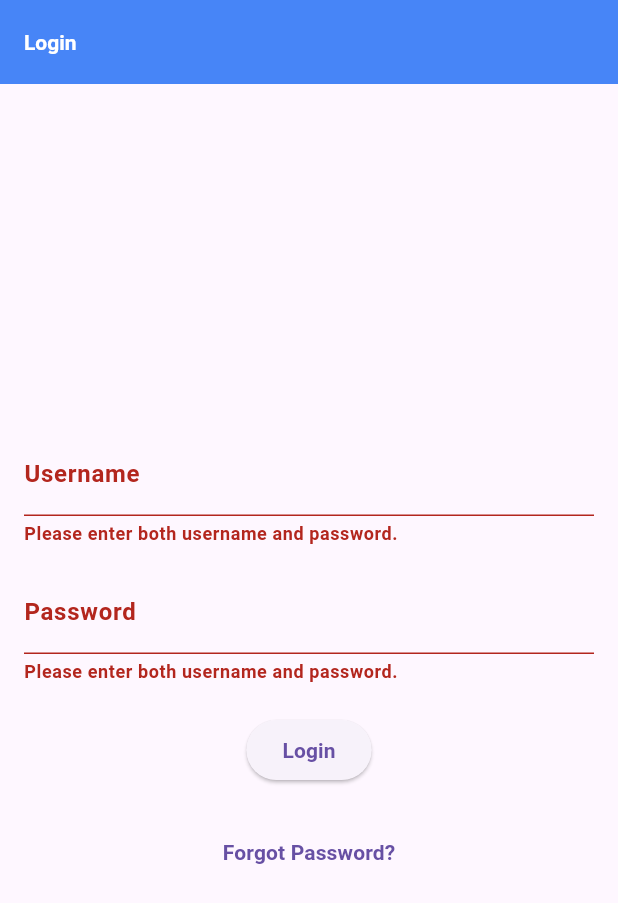
After one commit to abrham-cyper/DAAP_project, a Flutter app: the LoginPage screen opened directly, after a tap on "Login", on a phone screen of 412 x 824 dp. The commit adds this screen. Shown: the top 903 px of the screen. Run offline on Flutter 3.47's test engine with Material 3 defaults, Android fonts, the phone set to English and light mode, and no system bars; our stand-ins replace animate_do, font_awesome_flutter, shared_preferences, smooth_page_indicator, sqflite, sqflite_common_ffi; accounts and stored records are empty.

Commit message:
add login

```diff
--- /dev/null
+++ b/lib/screens/intro_screen/Login.dart
@@ -0,0 +1,91 @@
+import 'package:flutter/material.dart';
+import '../home/home_screen.dart'; // Make sure to import your HomeScreen
+
+class LoginPage extends StatefulWidget {
+  const LoginPage({Key? key}) : super(key: key);
+
+  @override
+  State<LoginPage> createState() => _LoginPageState();
+}
+
+class _LoginPageState extends State<LoginPage> {
+  final TextEditingController usernameController = TextEditingController();
+  final TextEditingController passwordController = TextEditingController();
+  String? errorMessage;
+
+  void loginHandler() {
+    String username = usernameController.text;
+    String password = passwordController.text;
+
+    // Basic validation
+    if (username.isEmpty || password.isEmpty) {
+      setState(() {
+        errorMessage = 'Please enter both username and password.';
+      });
+      return;
+    }
+
+    // Simulate a successful login
+    if (username == 'user' && password == 'pass') {
+      // Navigate to HomeScreen if login is successful
+      Navigator.pushReplacement(
+        context,
+        MaterialPageRoute(builder: (_) => HomeScreen()),
+      );
+    } else {
+      setState(() {
+        errorMessage = 'Invalid username or password.';
+      });
+    }
+  }
+
+  @override
+  Widget build(BuildContext context) {
+    return Scaffold(
+      appBar: AppBar(
+        title: const Text('Login'),
+      ),
+      body: Padding(
+        padding: const EdgeInsets.all(16.0),
+        child: Column(
+          mainAxisAlignment: MainAxisAlignment.center,
+          children: [
+            TextField(
+              controller: usernameController,
+              decoration: InputDecoration(
+                labelText: 'Username',
+                errorText: errorMessage,
+              ),
+            ),
+            const SizedBox(height: 16),
+            TextField(
+              controller: passwordController,
+              obscureText: true,
+              decoration: InputDecoration(
+                labelText: 'Password',
+                errorText: errorMessage,
+              ),
+            ),
+            const SizedBox(height: 20),
+            ElevatedButton(
+              onPressed: loginHandler,
+              child: const Text('Login'),
+            ),
+            const SizedBox(height: 20),
+            TextButton(
+              onPressed: () {
+                // Implement Forgot Password functionality here
+                ScaffoldMessenger.of(context).showSnackBar(
+                  const SnackBar(
+                      content: Text(
+                          'Forgot Password functionality not implemented.')),
+                );
+              },
+              child: const Text('Forgot Password?'),
+            ),
+          ],
+        ),
+      ),
+    );
+  }
+}
--- a/lib/screens/intro_screen/components.dart
+++ b/lib/screens/intro_screen/components.dart
@@ -2,6 +2,7 @@ import 'package:flutter/cupertino.dart';
 import 'package:flutter/material.dart';
 import '../../../utils/colors.dart';
 import '../home/home_screen.dart';
+import '../intro_screen/Login.dart';
 
 class GetStartBtn extends StatefulWidget {
   const GetStartBtn({
@@ -23,7 +24,7 @@ class _GetStartBtnState extends State<GetStartBtn> {
       Future.delayed(const Duration(seconds: 2)).then((value) {
         isLoading = false;
         Navigator.pushReplacement(
-            context, CupertinoPageRoute(builder: (_) => HomeScreen()));
+            context, CupertinoPageRoute(builder: (_) => LoginPage()));
       });
     });
   }
```
